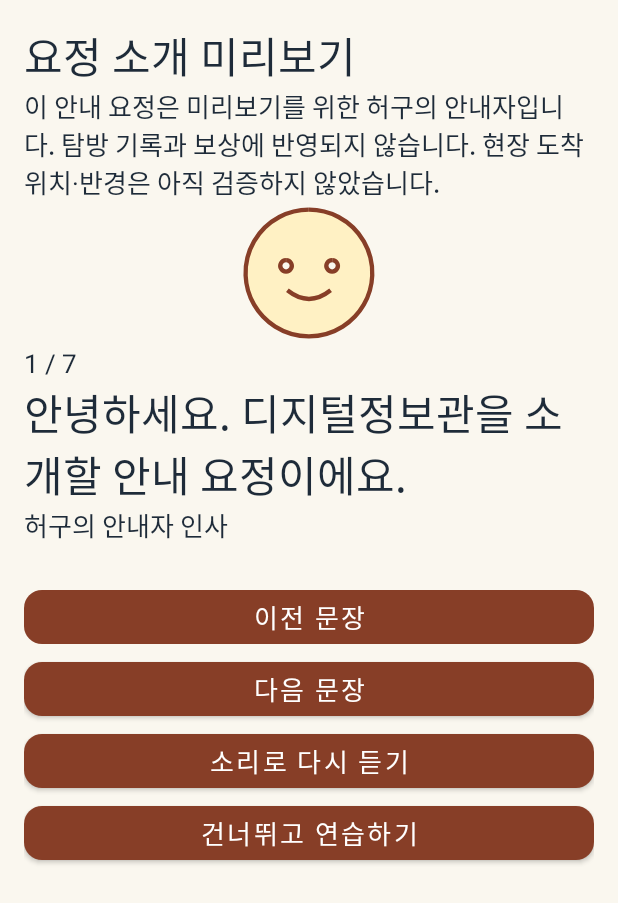
After one commit to InsuHam0315/Mobile-FirstStep, an Android app: the NarrationActivity screen opened directly, with no data from a screen before it, on a phone screen of 412 x 824 dp. The commit adds this screen. Shown: the top 903 px of the screen. Run offline under Robolectric (Android 15) with nearby library versions, the phone set to English and light mode, and no system bars; pictures from the network do not load.

Commit message:
[campus-content v3] 기능: 소프트웨어 요정 소개 미리보기 추가

```diff
--- a/app/src/main/AndroidManifest.xml
+++ b/app/src/main/AndroidManifest.xml
@@ -7,7 +7,9 @@
     <uses-permission android:name="android.permission.RECORD_AUDIO" />
     <uses-feature android:name="android.hardware.camera" android:required="false" />
     <uses-feature android:name="android.hardware.camera.ar" android:required="false" />
+    <queries><intent><action android:name="android.intent.action.TTS_SERVICE" /></intent></queries>
     <application android:allowBackup="false" android:dataExtractionRules="@xml/data_extraction_rules" android:fullBackupContent="@xml/backup_rules" android:icon="@mipmap/ic_launcher" android:label="@string/app_name" android:roundIcon="@mipmap/ic_launcher_round" android:supportsRtl="true" android:theme="@style/Theme.FirstStep">
+        <activity android:name=".game.ui.guide.NarrationActivity" android:exported="false" android:label="@string/game_narration_title" android:theme="@style/Theme.FirstStep.GamePreview" />
         <activity android:name=".game.ui.guide.GuideActivity" android:exported="false" android:label="@string/game_guide_entry" android:theme="@style/Theme.FirstStep.GamePreview" />
         <meta-data android:name="com.google.ar.core" android:value="optional" />
         <activity android:name=".AuthActivity" android:exported="false" android:windowSoftInputMode="adjustResize" />
--- a/app/src/main/java/com/example/firststep/game/content/AssetGuideRepository.java
+++ b/app/src/main/java/com/example/firststep/game/content/AssetGuideRepository.java
@@ -56,7 +56,7 @@ public final class AssetGuideRepository implements GuidePorts.BundleLoader {
     }
   }
 
-  private static Object value(JsonReader reader, int depth) throws IOException {
+  static Object value(JsonReader reader, int depth) throws IOException {
     if (depth > 16) throw new IOException("Guide nesting limit");
     switch (reader.peek()) {
       case BEGIN_OBJECT:
--- /dev/null
+++ b/app/src/main/java/com/example/firststep/game/content/NarrationAsset.java
@@ -0,0 +1,32 @@
+package com.example.firststep.game.content;
+
+import android.content.Context;
+import android.util.JsonReader;
+import android.util.JsonToken;
+import java.io.*;
+import java.nio.charset.StandardCharsets;
+import java.util.Map;
+
+/** Opens only the registered preview asset; callers cannot supply paths. */
+public final class NarrationAsset {
+  private NarrationAsset() {}
+  public static NarrationContent load(Context context) throws IOException {
+    try (InputStream in = context.getAssets().open("campus_content/software_narration_v1.json");
+         ByteArrayOutputStream out = new ByteArrayOutputStream()) {
+      byte[] b = new byte[4096]; int n;
+      while ((n = in.read(b)) != -1) { if (out.size() + n > 65536) throw new IOException("Narration too large"); out.write(b, 0, n); }
+      String json = StandardCharsets.UTF_8.newDecoder().decode(java.nio.ByteBuffer.wrap(out.toByteArray())).toString();
+      return decodeJson(NarrationContent.DATASET_ID, json);
+    }
+  }
+  public static NarrationContent decodeJson(String id, String json) throws IOException {
+    if (!NarrationContent.DATASET_ID.equals(id) || json == null || json.length() > 65536) throw new IOException("Unregistered narration");
+    try (JsonReader reader = new JsonReader(new StringReader(json))) {
+      reader.setLenient(false);
+      Object root = AssetGuideRepository.value(reader, 0);
+      if (!(root instanceof Map) || reader.peek() != JsonToken.END_DOCUMENT) throw new IOException("Invalid narration root");
+      @SuppressWarnings("unchecked") Map<String, Object> map = (Map<String, Object>) root;
+      return NarrationContent.decode(id, map);
+    } catch (IllegalArgumentException | IllegalStateException invalid) { throw new IOException("Invalid narration", invalid); }
+  }
+}
--- /dev/null
+++ b/app/src/main/java/com/example/firststep/game/content/NarrationContent.java
@@ -0,0 +1,38 @@
+package com.example.firststep.game.content;
+
+import java.util.*;
+
+/** Registered narration: sentence identity and provenance are independent of presentation. */
+public final class NarrationContent {
+  public static final String DATASET_ID = "software_narration_v1";
+  public enum Provenance { FICTIONAL, EDITORIAL, CLAIM }
+  public static final class Sentence {
+    public final String id, text, claimId;
+    public final Provenance provenance;
+    private Sentence(String id, String text, String claimId, Provenance provenance) {
+      this.id = id; this.text = text; this.claimId = claimId; this.provenance = provenance;
+    }
+  }
+  private final List<Sentence> sentences;
+  private NarrationContent(List<Sentence> sentences) { this.sentences = Collections.unmodifiableList(sentences); }
+  public List<Sentence> sentences() { return sentences; }
+  public static NarrationContent decode(String registeredId, Map<String, Object> root) {
+    if (!DATASET_ID.equals(registeredId) || root == null || !root.keySet().equals(new HashSet<>(Arrays.asList("datasetId", "version", "sentences"))) || !DATASET_ID.equals(root.get("datasetId")) || !Integer.valueOf(1).equals(root.get("version"))) throw new IllegalArgumentException("Invalid narration registration");
+    String[] ids = {"greeting", "invitation", "college", "visit", "values", "resources", "freshness"};
+    String[] types = {"fictional", "editorial", "claim", "claim", "claim", "claim", "editorial"};
+    String[] claims = {"", "", "college_membership", "office_guidance", "learning_values", "help_resources", ""};
+    Object data = root.get("sentences");
+    if (!(data instanceof List) || ((List<?>) data).size() != ids.length) throw new IllegalArgumentException("Invalid narration sentences");
+    List<Sentence> result = new ArrayList<>();
+    for (int i = 0; i < ids.length; i++) {
+      Object item = ((List<?>) data).get(i);
+      if (!(item instanceof Map)) throw new IllegalArgumentException("Invalid sentence");
+      Map<?, ?> m = (Map<?, ?>) item;
+      if (!m.keySet().equals(new HashSet<>(Arrays.asList("id", "provenance", "claimId", "text"))) || !ids[i].equals(m.get("id")) || !types[i].equals(m.get("provenance")) || !claims[i].equals(m.get("claimId")) || !(m.get("text") instanceof String)) throw new IllegalArgumentException("Invalid sentence provenance");
+      String text = (String) m.get("text");
+      if (text.trim().isEmpty() || text.length() > 300 || !text.equals(text.trim())) throw new IllegalArgumentException("Invalid caption");
+      result.add(new Sentence(ids[i], text, claims[i], Provenance.valueOf(types[i].toUpperCase(Locale.ROOT))));
+    }
+    return new NarrationContent(result);
+  }
+}
--- /dev/null
+++ b/app/src/main/java/com/example/firststep/game/content/NarrationState.java
@@ -0,0 +1,15 @@
+package com.example.firststep.game.content;
+
+/** Transient, pure navigation state. Speech never advances it. */
+public final class NarrationState {
+  private final int size;
+  private int position;
+  public NarrationState(int size, int position) {
+    if (size <= 0) throw new IllegalArgumentException("Empty narration");
+    this.size = size;
+    this.position = position >= 0 && position < size ? position : 0;
+  }
+  public int position() { return position; }
+  public void previous() { if (position > 0) position--; }
+  public void next() { if (position + 1 < size) position++; }
+}
--- /dev/null
+++ b/app/src/main/java/com/example/firststep/game/ui/guide/NarrationActivity.java
@@ -0,0 +1,121 @@
+package com.example.firststep.game.ui.guide;
+
+import android.os.Bundle;
+import android.view.View;
+import android.widget.Button;
+import android.widget.TextView;
+import androidx.appcompat.app.AppCompatActivity;
+import androidx.core.view.ViewCompat;
+import androidx.core.view.WindowInsetsCompat;
+import com.example.firststep.BuildConfig;
+import com.example.firststep.R;
+import com.example.firststep.game.content.*;
+import com.example.firststep.game.speech.IntroSpeech;
+import java.util.concurrent.ExecutorService;
+import java.util.concurrent.Executors;
+
+/** Transient preview. Rendering and speech callbacks never advance the narration. */
+public final class NarrationActivity extends AppCompatActivity {
+  private NarrationContent content;
+  private GuideBundle guide;
+  private NarrationState state;
+  private IntroSpeech speech;
+  private TextView caption, position, source, status;
+  private Button previous, next;
+  private final ExecutorService loader = Executors.newSingleThreadExecutor();
+  private boolean destroyed;
+  private int restoredPosition;
+  @Override protected void onCreate(Bundle saved) {
+    super.onCreate(saved);
+    setContentView(R.layout.game_narration_activity);
+    ViewCompat.setOnApplyWindowInsetsListener(findViewById(R.id.narration_scroll), (view, insets) -> {
+      androidx.core.graphics.Insets bars = insets.getInsets(
+          WindowInsetsCompat.Type.systemBars() | WindowInsetsCompat.Type.displayCutout());
+      view.setPadding(bars.left, bars.top, bars.right, bars.bottom);
+      return insets;
+    });
+    caption = findViewById(R.id.narration_caption);
+    position = findViewById(R.id.narration_position);
+    source = findViewById(R.id.narration_source);
+    status = findViewById(R.id.narration_status);
+    previous = findViewById(R.id.narration_previous);
+    next = findViewById(R.id.narration_next);
+    findViewById(R.id.narration_skip).setOnClickListener(v -> finishToPractice());
+    findViewById(R.id.narration_finish).setOnClickListener(v -> finishToPractice());
+    restoredPosition = saved == null ? 0 : saved.getInt("narration_position", 0);
+    findViewById(R.id.narration_controls).setVisibility(View.GONE);
+    findViewById(R.id.narration_finish).setVisibility(View.GONE);
+    caption.setText(R.string.game_guide_loading);
+    android.content.Context app = getApplicationContext();
+    loader.execute(() -> {
+      try {
+        NarrationContent loadedContent = NarrationAsset.load(app);
+        GuideBundle loadedGuide = new AssetGuideRepository(app).load();
+        runOnUiThread(() -> {
+          if (destroyed || isFinishing()) return;
+          content = loadedContent;
+          guide = loadedGuide;
+          state = new NarrationState(content.sentences().size(), restoredPosition);
+          findViewById(R.id.narration_controls).setVisibility(View.VISIBLE);
+          render();
+        });
+      } catch (Exception failure) {
+        runOnUiThread(() -> {
+          if (!destroyed && !isFinishing()) caption.setText(R.string.game_narration_unavailable);
+        });
+      }
+    });
+    previous.setOnClickListener(v -> { stopSpeech(); state.previous(); render(); });
+    next.setOnClickListener(v -> { stopSpeech(); state.next(); render(); });
+    findViewById(R.id.narration_replay).setOnClickListener(v -> {
+      status.setText("");
+      if (speech != null) speech.speak(content.sentences().get(state.position()).text);
+    });
+  }
+  @Override protected void onStart() {
+    super.onStart();
+    speech = new IntroSpeech(this, BuildConfig.DEBUG ? getIntent().getStringExtra("game_narration_debug_speech_mode") : null, message -> status.setText(message));
+  }
+  @Override protected void onPause() {
+    if (speech != null) speech.stop();
+    super.onPause();
+  }
+  @Override protected void onStop() {
+    if (speech != null) { speech.close(); speech = null; }
+    super.onStop();
+  }
+  @Override protected void onSaveInstanceState(Bundle out) {
+    out.putInt("narration_position", state == null ? restoredPosition : state.position());
+    super.onSaveInstanceState(out);
+  }
+  @Override protected void onDestroy() {
+    destroyed = true;
+    loader.shutdownNow();
+    super.onDestroy();
+  }
+  private void stopSpeech() { if (speech != null) speech.stop(); status.setText(""); }
+  private void finishToPractice() { stopSpeech(); setResult(RESULT_OK); finish(); }
+  private void render() {
+    NarrationContent.Sentence sentence = content.sentences().get(state.position());
+    caption.setText(sentence.text);
+    position.setText(getString(R.string.game_narration_position, state.position() + 1, content.sentences().size()));
+    previous.setEnabled(state.position() > 0);
+    next.setEnabled(state.position() + 1 < content.sentences().size());
+    findViewById(R.id.narration_finish).setVisibility(state.position() + 1 == content.sentences().size() ? View.VISIBLE : View.GONE);
+    source.setOnClickListener(null);
+    source.setClickable(false);
+    if (sentence.provenance == NarrationContent.Provenance.CLAIM) {
+      GuideBundle.Claim match = null;
+      for (GuideBundle.Claim claim : guide.getClaims()) if (claim.getId().equals(sentence.claimId)) match = claim;
+      GuideBundle.Source origin = null;
+      if (match != null) for (GuideBundle.Source item : guide.getSources()) if (item.getId().equals(match.getSourceId())) origin = item;
+      if (origin != null) {
+        final GuideBundle.Source selected = origin;
+        source.setText(getString(R.string.game_narration_source, selected.getLabel(), selected.getCheckedDate(), selected.getUrl()));
+        source.setOnClickListener(v -> {
+          if (!GuideAdapters.openOfficialSource(this, selected)) status.setText(R.string.game_guide_source_failed);
+        });
+      } else source.setText(R.string.game_narration_source_unavailable);
+    } else source.setText(sentence.provenance == NarrationContent.Provenance.FICTIONAL ? R.string.game_narration_fictional : R.string.game_narration_editorial);
+  }
+}
--- /dev/null
+++ b/app/src/main/res/layout/game_narration_activity.xml
@@ -0,0 +1,19 @@
+<?xml version="1.0" encoding="utf-8"?>
+<ScrollView android:id="@+id/narration_scroll" xmlns:android="http://schemas.android.com/apk/res/android" android:layout_width="match_parent" android:layout_height="match_parent" android:fillViewport="true">
+  <LinearLayout android:layout_width="match_parent" android:layout_height="wrap_content" android:orientation="vertical" android:padding="@dimen/game_space_medium">
+    <TextView android:layout_width="match_parent" android:layout_height="wrap_content" android:text="@string/game_narration_title" android:textSize="@dimen/game_text_title" android:textColor="@color/game_color_text" android:accessibilityHeading="true" />
+    <TextView android:layout_width="match_parent" android:layout_height="wrap_content" android:text="@string/game_narration_limit" android:textSize="@dimen/game_text_body" android:textColor="@color/game_color_text" />
+    <ImageView android:layout_width="96dp" android:layout_height="96dp" android:layout_gravity="center" android:src="@drawable/game_discovery_placeholder" android:contentDescription="@string/game_narration_art" />
+    <TextView android:id="@+id/narration_position" android:layout_width="match_parent" android:layout_height="wrap_content" android:textSize="@dimen/game_text_body" android:textColor="@color/game_color_text" />
+    <TextView android:id="@+id/narration_caption" android:layout_width="match_parent" android:layout_height="wrap_content" android:textSize="@dimen/game_text_title" android:textColor="@color/game_color_text" android:accessibilityLiveRegion="polite" />
+    <TextView android:id="@+id/narration_source" android:layout_width="match_parent" android:layout_height="wrap_content" android:textSize="@dimen/game_text_body" android:textColor="@color/game_color_text" />
+    <TextView android:id="@+id/narration_status" android:layout_width="match_parent" android:layout_height="wrap_content" android:textSize="@dimen/game_text_body" android:textColor="@color/game_color_text" android:accessibilityLiveRegion="polite" />
+    <LinearLayout android:id="@+id/narration_controls" android:layout_width="match_parent" android:layout_height="wrap_content" android:orientation="vertical">
+      <Button android:id="@+id/narration_previous" style="@style/GameActionButton" android:layout_width="match_parent" android:layout_height="wrap_content" android:text="@string/game_narration_previous" />
+      <Button android:id="@+id/narration_next" style="@style/GameActionButton" android:layout_width="match_parent" android:layout_height="wrap_content" android:text="@string/game_narration_next" />
+      <Button android:id="@+id/narration_replay" style="@style/GameActionButton" android:layout_width="match_parent" android:layout_height="wrap_content" android:text="@string/game_narration_replay" />
+    </LinearLayout>
+    <Button android:id="@+id/narration_skip" style="@style/GameActionButton" android:layout_width="match_parent" android:layout_height="wrap_content" android:text="@string/game_narration_skip" />
+    <Button android:id="@+id/narration_finish" style="@style/GameActionButton" android:layout_width="match_parent" android:layout_height="wrap_content" android:text="@string/game_narration_finish" />
+  </LinearLayout>
+</ScrollView>
--- a/app/src/main/res/values/game_guide_strings.xml
+++ b/app/src/main/res/values/game_guide_strings.xml
@@ -1,5 +1,6 @@
 <resources>
     <item type="id" name="game_guide_entry"/>
+    <item type="id" name="game_narration_entry"/>
     <string name="game_guide_entry">소프트웨어학과 안내·연습</string>
     <string name="game_guide_no_progress">탐방 기록과 보상에 반영되지 않는 학습 화면입니다.</string>
     <string name="game_guide_unverified">현장 도착 위치·반경은 아직 검증하지 않았습니다.</string>
@@ -27,4 +28,18 @@
     <string name="game_guide_incorrect">해설을 확인하고 다시 연습해 보세요.</string>
     <string name="game_guide_chosen">고른 답: %1$s</string>
     <string name="game_guide_answer">확인할 답: %1$s</string>
+    <string name="game_narration_title">요정 소개 미리보기</string>
+    <string name="game_narration_limit">이 안내 요정은 미리보기를 위한 허구의 안내자입니다. 탐방 기록과 보상에 반영되지 않습니다. 현장 도착 위치·반경은 아직 검증하지 않았습니다.</string>
+    <string name="game_narration_art">임시 안내 요정 그림</string>
+    <string name="game_narration_position">%1$d / %2$d</string>
+    <string name="game_narration_source">출처: %1$s\n공식 페이지 확인: %2$s\n%3$s\n눌러서 공식 원문 보기</string>
+    <string name="game_narration_source_unavailable">출처를 확인할 수 없습니다. 안내 화면에서 공식 자료를 확인해 주세요.</string>
+    <string name="game_narration_fictional">허구의 안내자 인사</string>
+    <string name="game_narration_editorial">안내를 위해 구성한 문장</string>
+    <string name="game_narration_unavailable">소개를 불러오지 못했습니다. 연습 문제는 계속 이용할 수 있습니다.</string>
+    <string name="game_narration_previous">이전 문장</string>
+    <string name="game_narration_next">다음 문장</string>
+    <string name="game_narration_replay">소리로 다시 듣기</string>
+    <string name="game_narration_skip">건너뛰고 연습하기</string>
+    <string name="game_narration_finish">소개를 마치고 연습하기</string>
 </resources>
```
Also changed, not shown: app/src/main/assets/campus_content/software_narration_v1.json (added, +48 -0 lines), app/src/main/java/com/example/firststep/game/ui/guide/GuideActivity.java (+26 -0 lines), 5 other files.
